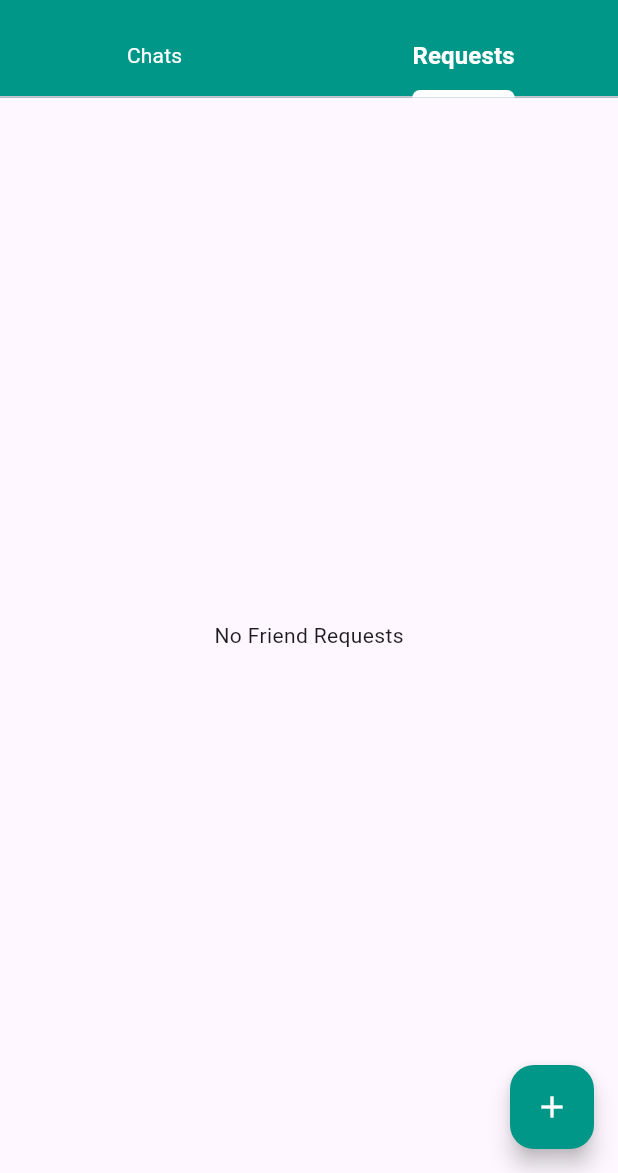
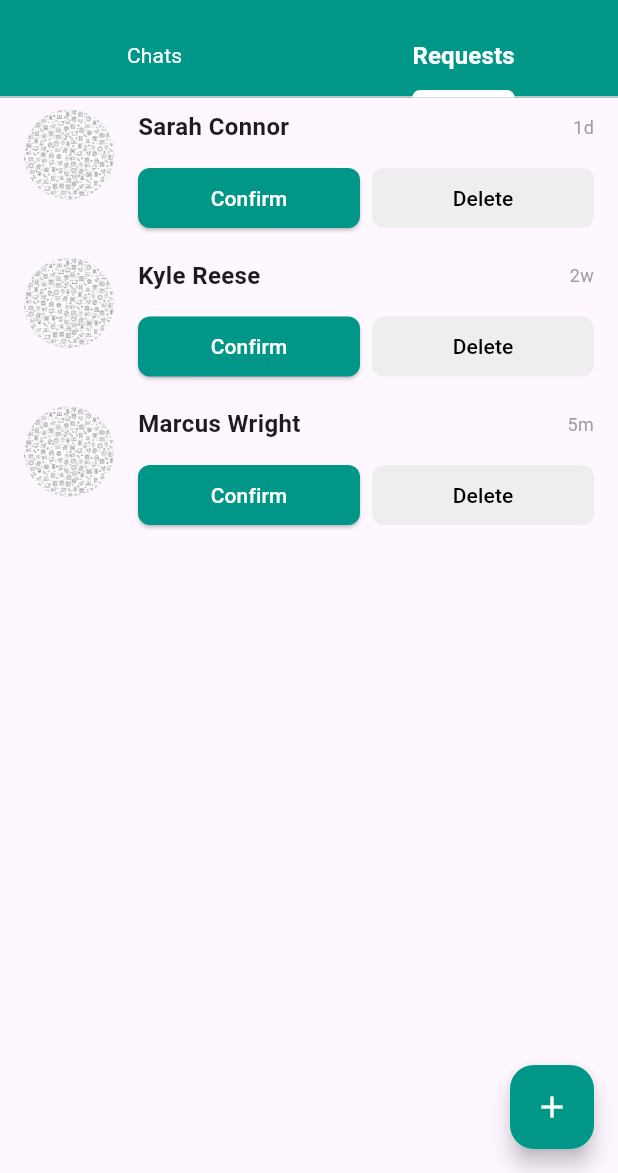
Before and after one commit to Sandeep-singh-99/socialy, a Flutter app: the HomeScreen screen opened by its route, tab 2 chosen, on a phone screen of 412 x 824 dp, the part 63-1236 px from its top. Run offline on Flutter 3.47's test engine with Material 3 defaults, Android fonts, the phone set to English and light mode, and no system bars; our stand-ins replace go_router.

Commit message:
feat: Implement initial chat and friend request UI components and integrate them with routing.

```diff
--- a/lib/page/home_screen.dart
+++ b/lib/page/home_screen.dart
@@ -1,4 +1,7 @@
 import 'package:flutter/material.dart';
+import 'package:go_router/go_router.dart';
+import 'package:socialy/widgets/chat_tile.dart';
+import 'package:socialy/widgets/friend_request_tile.dart';
 import 'package:socialy/widgets/search_user.dart';
 
 class HomeScreen extends StatefulWidget {
@@ -36,18 +39,67 @@ class _HomeScreenState extends State<HomeScreen> {
           bottom: const TabBar(
             indicatorColor: Colors.white,
             indicatorWeight: 5,
-            labelStyle: TextStyle(fontWeight: FontWeight.bold, fontSize: 16, color: Colors.white),
-            unselectedLabelStyle: TextStyle(fontWeight: FontWeight.normal, color: Colors.white),
+            labelStyle: TextStyle(
+              fontWeight: FontWeight.bold,
+              fontSize: 16,
+              color: Colors.white,
+            ),
+            unselectedLabelStyle: TextStyle(
+              fontWeight: FontWeight.normal,
+              color: Colors.white,
+            ),
             tabs: [
               Tab(text: "Chats"),
               Tab(text: "Requests"),
             ],
           ),
         ),
-        body: const TabBarView(
+        body: TabBarView(
           children: [
-            Center(child: Text("No Chats Yet")),
-            Center(child: Text("No Friend Requests")),
+            ListView(
+              children: [
+                ChatTile(
+                  name: "Jane Doe",
+                  message: "Hey! How are you?",
+                  time: "10:30 AM",
+                  onTap: () => context.push('/chat', extra: "Jane Doe"),
+                ),
+                ChatTile(
+                  name: "John Smith",
+                  message: "Let's meet tomorrow.",
+                  time: "Yesterday",
+                  onTap: () => context.push('/chat', extra: "John Smith"),
+                ),
+                ChatTile(
+                  name: "Alex Johnson",
+                  message: "Can you send the file?",
+                  time: "Yesterday",
+                  onTap: () => context.push('/chat', extra: "Alex Johnson"),
+                ),
+              ],
+            ),
+            ListView(
+              children: [
+                FriendRequestTile(
+                  name: "Sarah Connor",
+                  time: "1d",
+                  onConfirm: () {}, // TODO: Implement Accept Logic
+                  onDelete: () {}, // TODO: Implement Delete Logic
+                ),
+                FriendRequestTile(
+                  name: "Kyle Reese",
+                  time: "2w",
+                  onConfirm: () {},
+                  onDelete: () {},
+                ),
+                FriendRequestTile(
+                  name: "Marcus Wright",
+                  time: "5m",
+                  onConfirm: () {},
+                  onDelete: () {},
+                ),
+              ],
+            ),
           ],
         ),
         floatingActionButton: FloatingActionButton(
--- a/lib/route/app_router.dart
+++ b/lib/route/app_router.dart
@@ -1,4 +1,5 @@
 import 'package:go_router/go_router.dart';
+import 'package:socialy/page/chat_page.dart';
 import 'package:socialy/page/home_screen.dart';
 import 'package:socialy/page/login.dart';
 import 'package:socialy/page/otp_screen.dart';
@@ -10,10 +11,23 @@ final GoRouter router = GoRouter(
   initialLocation: '/',
   routes: [
     GoRoute(path: '/', builder: (context, state) => const SplashScreen()),
-    GoRoute(path: '/welcome', builder: (context, state) => const WelcomeScreen()),
+    GoRoute(
+      path: '/welcome',
+      builder: (context, state) => const WelcomeScreen(),
+    ),
     GoRoute(path: '/otp', builder: (context, state) => const OtpScreen()),
-    GoRoute(path: '/user_details', builder: (context, state) => const UserDetailsUpload()),
+    GoRoute(
+      path: '/user_details',
+      builder: (context, state) => const UserDetailsUpload(),
+    ),
     GoRoute(path: '/login', builder: (context, state) => const Login()),
     GoRoute(path: '/home', builder: (context, state) => const HomeScreen()),
+    GoRoute(
+      path: '/chat',
+      builder: (context, state) {
+        final userName = state.extra as String? ?? 'User';
+        return ChatPage(userName: userName);
+      },
+    ),
   ],
 );
--- /dev/null
+++ b/lib/widgets/friend_request_tile.dart
@@ -0,0 +1,100 @@
+import 'package:flutter/material.dart';
+
+class FriendRequestTile extends StatelessWidget {
+  final String name;
+  final String time; // e.g., "2d" or "just now"
+  final VoidCallback onConfirm;
+  final VoidCallback onDelete;
+
+  const FriendRequestTile({
+    super.key,
+    required this.name,
+    required this.time,
+    required this.onConfirm,
+    required this.onDelete,
+  });
+
+  @override
+  Widget build(BuildContext context) {
+    return Padding(
+      padding: const EdgeInsets.symmetric(horizontal: 16, vertical: 8),
+      child: Row(
+        crossAxisAlignment: CrossAxisAlignment.start,
+        children: [
+          const CircleAvatar(
+            radius: 30,
+            backgroundImage: AssetImage('assets/img1.png'), // Placeholder
+          ),
+          const SizedBox(width: 16),
+          Expanded(
+            child: Column(
+              crossAxisAlignment: CrossAxisAlignment.start,
+              children: [
+                Row(
+                  mainAxisAlignment: MainAxisAlignment.spaceBetween,
+                  children: [
+                    Text(
+                      name,
+                      style: const TextStyle(
+                        fontWeight: FontWeight.bold,
+                        fontSize: 16,
+                      ),
+                    ),
+                    Text(
+                      time,
+                      style: TextStyle(color: Colors.grey[500], fontSize: 12),
+                    ),
+                  ],
+                ),
+                const SizedBox(height: 12),
+                Row(
+                  children: [
+                    Expanded(
+                      child: ElevatedButton(
+                        onPressed: onConfirm,
+                        style: ElevatedButton.styleFrom(
+                          backgroundColor: Colors.teal,
+                          foregroundColor: Colors.white,
+                          shape: RoundedRectangleBorder(
+                            borderRadius: BorderRadius.circular(8),
+                          ),
+                          padding: const EdgeInsets.symmetric(
+                            vertical: 0,
+                          ), // Compact button
+                        ),
+                        child: const Text(
+                          'Confirm',
+                          style: TextStyle(fontSize: 14),
+                        ),
+                      ),
+                    ),
+                    const SizedBox(width: 8),
+                    Expanded(
+                      child: OutlinedButton(
+                        onPressed: onDelete,
+                        style: OutlinedButton.styleFrom(
+                          backgroundColor: Colors.grey[200],
+                          foregroundColor: Colors.black,
+                          side: BorderSide
+                              .none, // Grey filled look like Facebook/Insta
+                          shape: RoundedRectangleBorder(
+                            borderRadius: BorderRadius.circular(8),
+                          ),
+                          padding: const EdgeInsets.symmetric(vertical: 0),
+                        ),
+                        child: const Text(
+                          'Delete',
+                          style: TextStyle(fontSize: 14),
+                        ),
+                      ),
+                    ),
+                  ],
+                ),
+              ],
+            ),
+          ),
+        ],
+      ),
+    );
+  }
+}
```
Also changed, not shown: lib/page/chat_page.dart (added, +122 -0 lines), lib/widgets/chat_tile.dart (added, +41 -0 lines).
